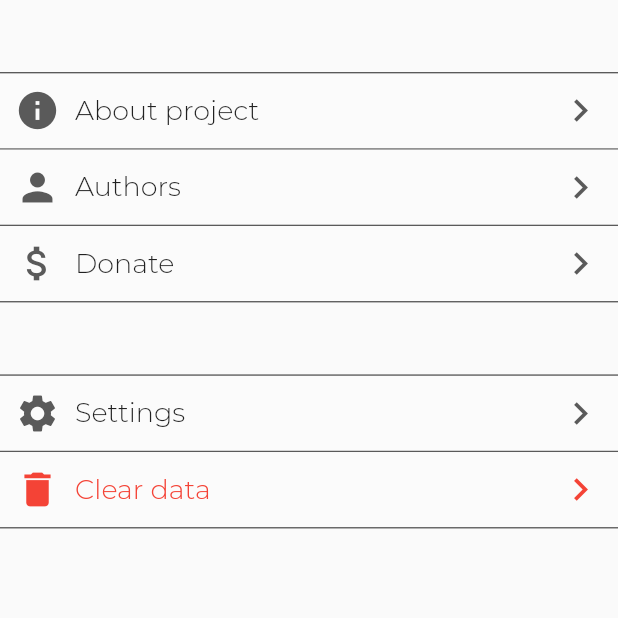
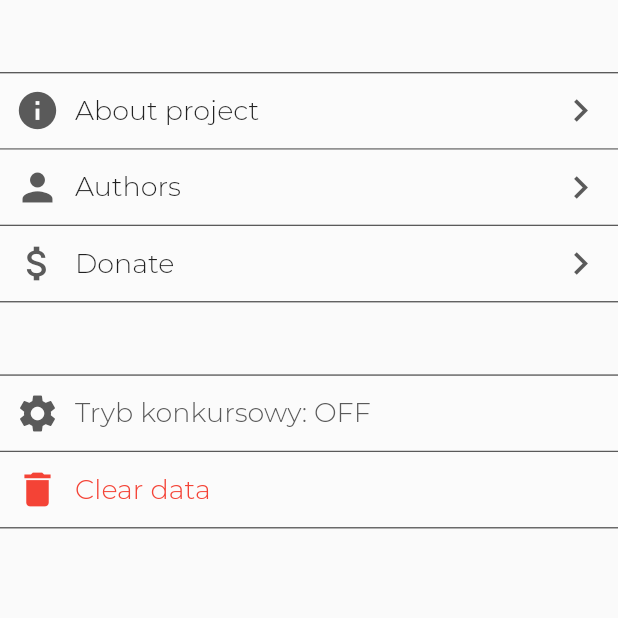
Before and after one commit to agr0chal/Niquit, a Flutter app: the MenuScreen screen opened directly, on a phone screen of 412 x 824 dp, the top half of it. Run offline on Flutter 3.47's test engine with Material 2 defaults, Android fonts, the phone set to English and light mode, and no system bars; our stand-ins replace charts_flutter, sqflite; accounts and stored records are empty.

Commit message:
Clear Data and Competition Mode Options

```diff
--- a/lib/Screens/MenuScreen.dart
+++ b/lib/Screens/MenuScreen.dart
@@ -1,4 +1,8 @@
 import 'package:flutter/material.dart';
+import 'package:sqflite/sqflite.dart';
+import 'package:flutter/cupertino.dart';
+import './../data/Database.dart';
+import './../data/globals.dart' as globals;
 
 class MenuScreen extends StatefulWidget {
   @override
@@ -6,6 +10,8 @@ class MenuScreen extends StatefulWidget {
 }
 
 class _MenuScreenState extends State<MenuScreen> {
+ String onoffhelper = globals.onoff;
+ String cleared = "";
   @override
   Widget build(BuildContext context) {
     return Scaffold(
@@ -97,7 +103,24 @@ class _MenuScreenState extends State<MenuScreen> {
               ),
             ),
             const SizedBox(height: 48),
-            Container(
+            GestureDetector(
+              onTap: () {
+                setState(() {
+                  globals.konkurs = !globals.konkurs;
+                  if(globals.konkurs){
+
+                    globals.konkurscolor=0xff32CD32;
+                    globals.onoff='ON';
+                    onoffhelper='ON';
+                  }
+                  else{
+                    globals.konkurscolor=0xff5a5a5a;
+                    globals.onoff="OFF";
+                    onoffhelper="OFF";
+                  }
+                });
+              },
+              child: Container(
                 decoration: firstBoxDecoration(),
                 child: Padding(
                   padding: EdgeInsets.all(10),
@@ -105,26 +128,30 @@ class _MenuScreenState extends State<MenuScreen> {
                     children: <Widget>[
                       Icon(
                         Icons.settings,
-                      color: Color(0xff5a5a5a),
+                        color: Color(globals.konkurscolor),
                         size: 30,
                       ),
                       SizedBox(
                         width: 10,
                       ),
-                    Text('Settings',
-                        style:
-                            TextStyle(fontSize: 18, fontFamily: 'Montserrat')),
+                      Text('Tryb konkursowy: $onoffhelper',
+                          style: TextStyle(
+                              fontSize: 18, fontFamily: 'Montserrat', color: Color(globals.konkurscolor))),
                       Spacer(),
-                    Icon(
-                      Icons.keyboard_arrow_right,
-                      color: Color(0xff5a5a5a),
-                      size: 30,
-                    ),
                     ],
                   ),
                 ),
               ),
-            Container(
+            ),
+
+            GestureDetector(
+              onTap: () {
+                setState(() {
+                  DBProvider.db.deleteAll();
+                  cleared = 'Done';
+                });
+              },
+              child: Container(
                 decoration: myBoxDecoration(),
                 child: Padding(
                   padding: EdgeInsets.all(10),
@@ -139,15 +166,20 @@ class _MenuScreenState extends State<MenuScreen> {
                         width: 10,
                       ),
                       Text('Clear data',
-                        style:
-                            TextStyle(fontSize: 18, fontFamily: 'Montserrat',color: Colors.red,)),
+                          style: TextStyle(
+                            fontSize: 18,
+                            fontFamily: 'Montserrat',
+                            color: Colors.red,
+                          )),
                       Spacer(),
-                    Icon(
-                      Icons.keyboard_arrow_right,
+                        Text('$cleared',
+                          style: TextStyle(
+                            fontSize: 18,
+                            fontFamily: 'Montserrat',
                             color: Colors.red,
-                      size: 30,
+                          )),
+                    ],
                   ),
-                  ],
                 ),
               ),
             ),
--- a/lib/data/Database.dart
+++ b/lib/data/Database.dart
@@ -94,7 +94,7 @@ newCig(Cigs newCig) async {
 
   deleteAll() async {
     final db = await database;
-    db.rawDelete("Delete * from Curation");
-    db.rawDelete("Delete * from Cigarettes");
+    //db.rawDelete("DELETE FROM Curation");
+    db.rawDelete("DELETE FROM Cigarettes");
   }
 }
--- /dev/null
+++ b/lib/data/globals.dart
@@ -0,0 +1,5 @@
+library my_prj.globals;
+
+  bool konkurs = false;
+  int konkurscolor = 0xff5a5a5a;
+  String onoff = 'OFF';
```
Lines whose indentation alone changed are shown as unchanged.
